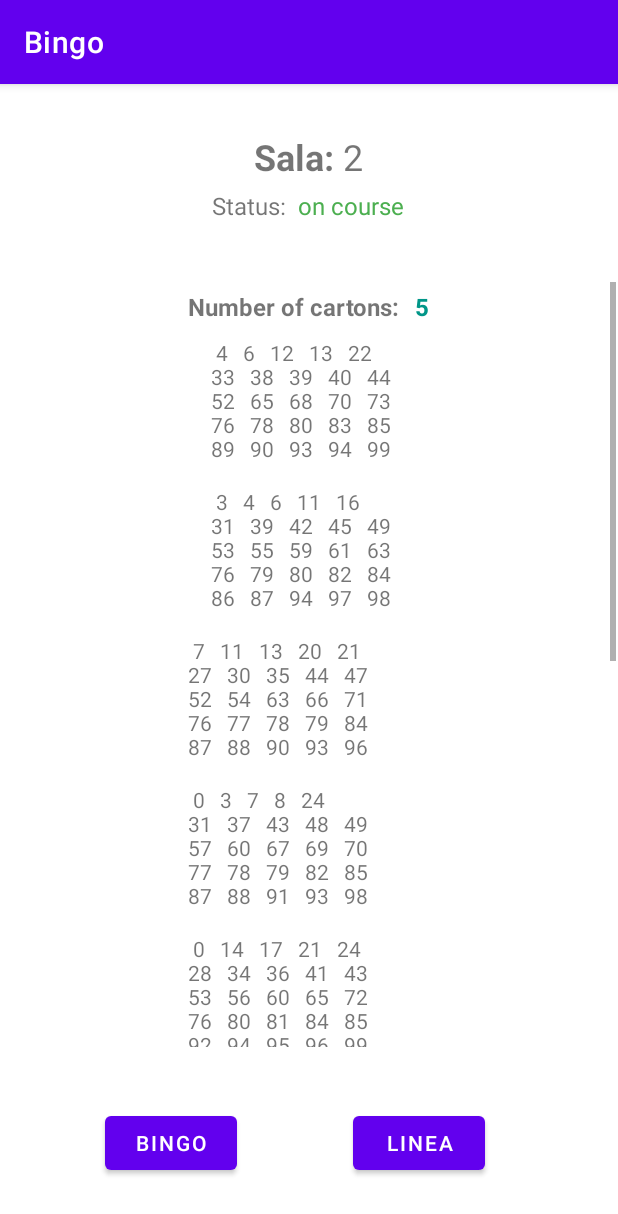
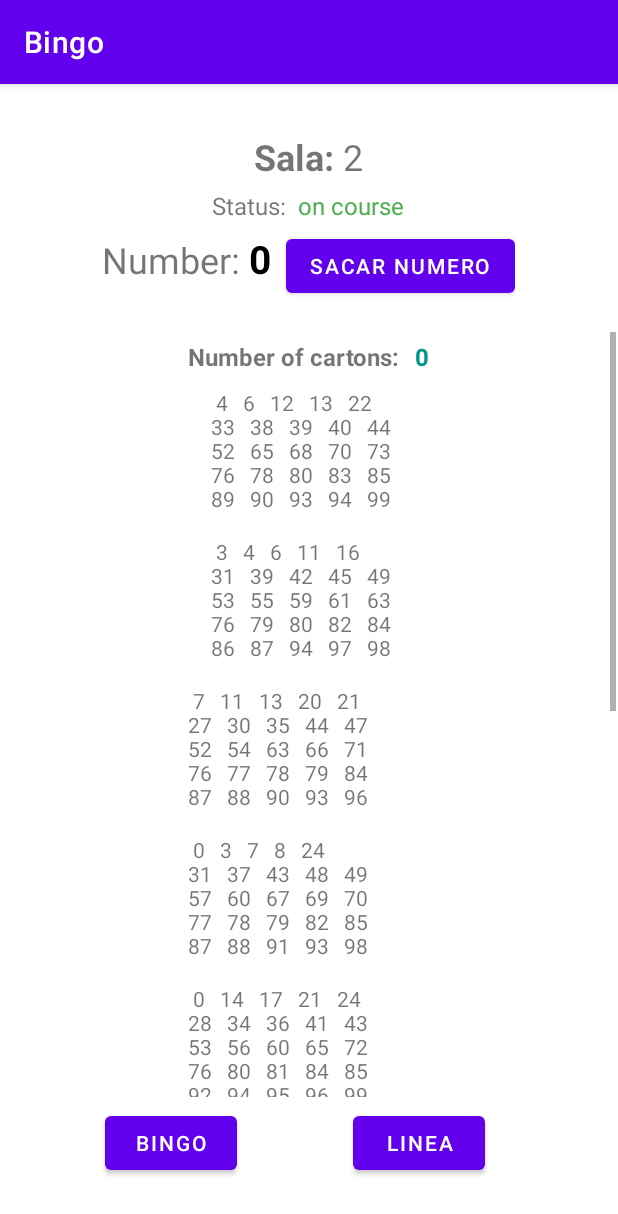
Before and after one commit to danylc9/Bingo2, an Android app: the Sala screen opened directly, with no data from a screen before it, on a phone screen of 412 x 824 dp. Shown: the top 1214 px of the screen. Run offline under Robolectric (Android 15) with nearby library versions, the phone set to English and light mode, and no system bars; our stand-ins replace Firebase (no records; nobody signed in at launch, a user with empty details on screens opened directly); Roboto replaces fonts that are not available here.

Commit message:
MIS MUERTOS

```diff
--- a/app/src/main/res/layout/activity_sala.xml
+++ b/app/src/main/res/layout/activity_sala.xml
@@ -16,6 +16,7 @@
         app:layout_constraintHorizontal_bias="0.49"
         app:layout_constraintStart_toStartOf="parent"
         app:layout_constraintTop_toTopOf="parent">
+
 
         <LinearLayout
             android:layout_width="wrap_content"
@@ -60,6 +61,42 @@
                 android:textColor="#4CAF50"
                 android:textSize="16sp" />
         </LinearLayout>
+
+        <LinearLayout
+            android:layout_width="wrap_content"
+            android:layout_height="wrap_content"
+            android:layout_marginTop="5dp"
+            android:orientation="horizontal">
+
+            <TextView
+                android:id="@+id/textView77"
+                android:layout_width="wrap_content"
+                android:layout_height="wrap_content"
+                android:text="Number: "
+                android:textSize="24sp" />
+
+            <TextView
+                android:id="@+id/textNumber"
+                android:layout_width="wrap_content"
+                android:layout_height="wrap_content"
+                android:text="0"
+                android:textColor="#000000"
+                android:textSize="26sp"
+                android:textStyle="bold" />
+
+            <Space
+                android:layout_width="10dp"
+                android:layout_height="10dp"
+                android:layout_weight="1" />
+
+            <Button
+                android:id="@+id/but_SacarNumero"
+                android:layout_width="wrap_content"
+                android:layout_height="wrap_content"
+                android:layout_weight="1"
+                android:text="Sacar numero" />
+        </LinearLayout>
+
     </LinearLayout>
 
     <Button
@@ -90,9 +127,11 @@
         android:layout_width="409dp"
         android:layout_height="510dp"
         android:layout_marginStart="32dp"
-        android:layout_marginTop="132dp"
+        android:layout_marginTop="190dp"
         android:layout_marginEnd="32dp"
+        android:layout_marginBottom="32dp"
         android:foregroundGravity="center_horizontal"
+        app:layout_constraintBottom_toTopOf="@+id/btn_BINGO"
         app:layout_constraintEnd_toEndOf="parent"
         app:layout_constraintStart_toStartOf="parent"
         app:layout_constraintTop_toTopOf="parent">
@@ -126,7 +165,7 @@
                     android:layout_height="wrap_content"
                     android:layout_weight="1"
                     android:paddingStart="10dp"
-                    android:text="5"
+                    android:text="0"
                     android:textColor="#009688"
                     android:textSize="16sp"
                     android:textStyle="bold" />
```
Also changed, not shown: app/src/main/java/com/example/bingo/Lobby.java (+5 -5 lines), app/src/main/java/com/example/bingo/Sala.java (+70 -23 lines), app/src/main/java/com/example/bingo/SecondActivity.java (+29 -33 lines), app/src/main/java/com/example/bingo/ViewModelGeneral.java (added, +32 -0 lines).
